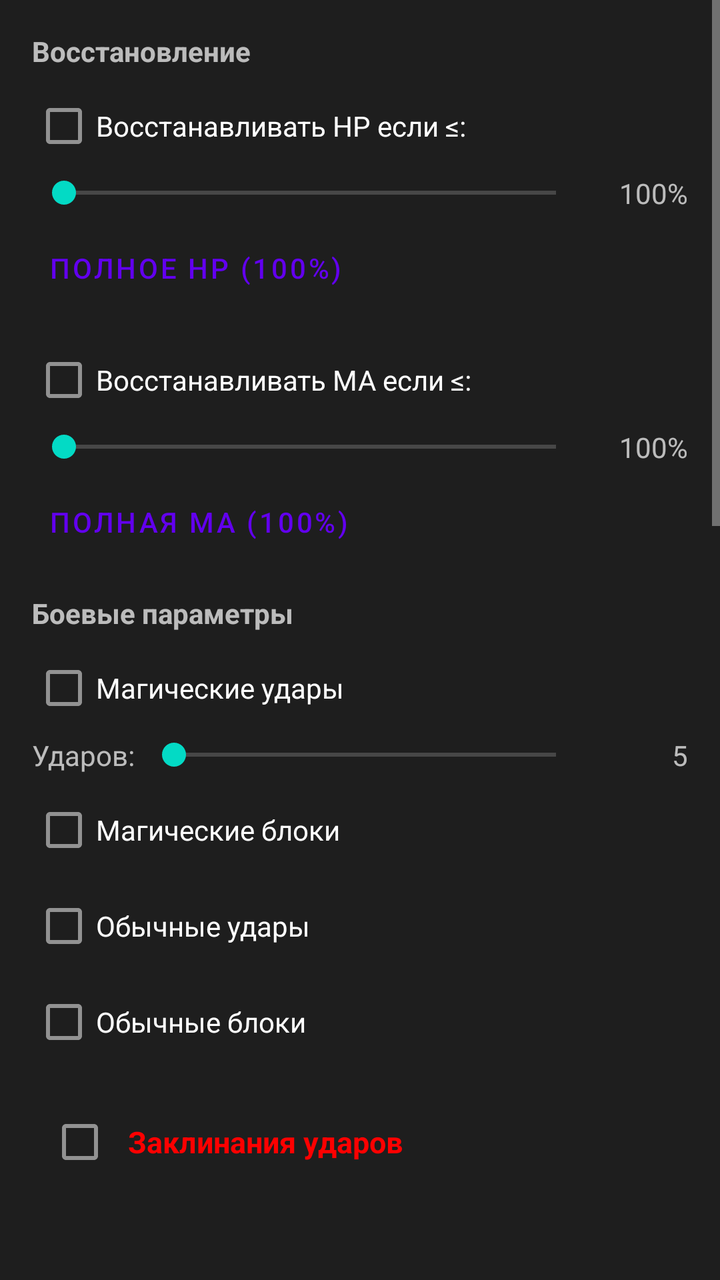
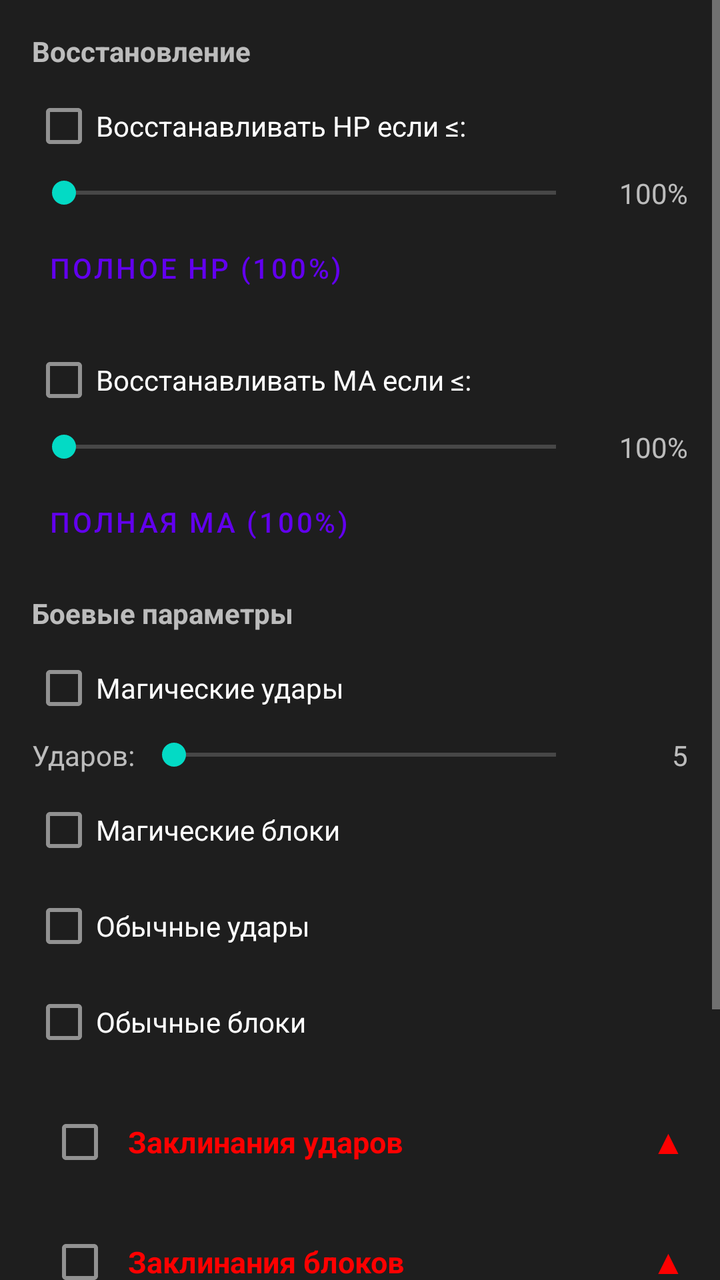

Compare the two renders of this Android layout. The source of the first and the diff that turns it into the second are given below.
<!-- AndroidManifest.xml: application theme Theme.ABClient -->
<!-- res/layout/tab_autoboi_rotation.xml -->
<?xml version="1.0" encoding="utf-8"?>
<ScrollView xmlns:android="http://schemas.android.com/apk/res/android"
    android:layout_width="match_parent"
    android:layout_height="match_parent"
    android:background="@color/ab_autoboi_bg"
    android:theme="@style/ThemeOverlay.MaterialComponents.Dark">

    <LinearLayout
        android:layout_width="match_parent"
        android:layout_height="wrap_content"
        android:orientation="vertical"
        android:padding="16dp">

        
        <TextView
            android:layout_width="match_parent"
            android:layout_height="wrap_content"
            android:text="Восстановление"
            android:textStyle="bold"
            android:layout_marginBottom="4dp" />

        <CheckBox
            android:id="@+id/checkDoRestoreHp"
            android:layout_width="match_parent"
            android:layout_height="wrap_content"
            android:text="Восстанавливать HP если ≤:" />

        <LinearLayout
            android:layout_width="match_parent"
            android:layout_height="wrap_content"
            android:orientation="horizontal"
            android:gravity="center_vertical"
            android:layout_marginBottom="4dp">

            <SeekBar
                android:id="@+id/seekRestoreHp"
                android:layout_width="0dp"
                android:layout_height="wrap_content"
                android:layout_weight="1"
                android:max="100" />

            <TextView
                android:id="@+id/tvRestoreHp"
                android:layout_width="50dp"
                android:layout_height="wrap_content"
                android:gravity="end"
                android:text="100%" />
        </LinearLayout>

        <Button
            android:id="@+id/btnFullHp"
            style="@style/Widget.MaterialComponents.Button.TextButton"
            android:layout_width="wrap_content"
            android:layout_height="wrap_content"
            android:text="Полное HP (100%)"
            android:layout_marginBottom="8dp" />

        <CheckBox
            android:id="@+id/checkDoRestoreMa"
            android:layout_width="match_parent"
            android:layout_height="wrap_content"
            android:text="Восстанавливать MA если ≤:" />

        <LinearLayout
            android:layout_width="match_parent"
            android:layout_height="wrap_content"
            android:orientation="horizontal"
            android:gravity="center_vertical"
            android:layout_marginBottom="4dp">

            <SeekBar
                android:id="@+id/seekRestoreMa"
                android:layout_width="0dp"
                android:layout_height="wrap_content"
                android:layout_weight="1"
                android:max="100" />

            <TextView
                android:id="@+id/tvRestoreMa"
                android:layout_width="50dp"
                android:layout_height="wrap_content"
                android:gravity="end"
                android:text="100%" />
        </LinearLayout>

        <Button
            android:id="@+id/btnFullMa"
            style="@style/Widget.MaterialComponents.Button.TextButton"
            android:layout_width="wrap_content"
            android:layout_height="wrap_content"
            android:text="Полная MA (100%)"
            android:layout_marginBottom="12dp" />

        
        <TextView
            android:layout_width="match_parent"
            android:layout_height="wrap_content"
            android:text="Боевые параметры"
            android:textStyle="bold"
            android:layout_marginBottom="4dp" />

        <CheckBox
            android:id="@+id/checkDoMagHits"
            android:layout_width="match_parent"
            android:layout_height="wrap_content"
            android:text="Магические удары" />

        <LinearLayout
            android:layout_width="match_parent"
            android:layout_height="wrap_content"
            android:orientation="horizontal"
            android:gravity="center_vertical"
            android:layout_marginBottom="4dp">

            <TextView
                android:layout_width="wrap_content"
                android:layout_height="wrap_content"
                android:text="Ударов: " />

            <SeekBar
                android:id="@+id/seekMagHits"
                android:layout_width="0dp"
                android:layout_height="wrap_content"
                android:layout_weight="1"
                android:max="1000" />

            <TextView
                android:id="@+id/tvMagHits"
                android:layout_width="50dp"
                android:layout_height="wrap_content"
                android:gravity="end"
                android:text="5" />
        </LinearLayout>

        <CheckBox
            android:id="@+id/checkDoMagBlocks"
            android:layout_width="match_parent"
            android:layout_height="wrap_content"
            android:text="Магические блоки" />

        <CheckBox
            android:id="@+id/checkDoHits"
            android:layout_width="match_parent"
            android:layout_height="wrap_content"
            android:text="Обычные удары" />

        <CheckBox
            android:id="@+id/checkDoBlocks"
            android:layout_width="match_parent"
            android:layout_height="wrap_content"
            android:text="Обычные блоки"
            android:layout_marginBottom="12dp" />

        
        <LinearLayout
            android:layout_width="match_parent"
            android:layout_height="wrap_content"
            android:orientation="horizontal"
            android:gravity="center_vertical"
            android:layout_marginBottom="4dp">

            <CheckBox
                android:id="@+id/checkDoAbilHits"
                android:layout_width="wrap_content"
                android:layout_height="wrap_content"
                android:text="" />

            <TextView
                android:layout_width="0dp"
                android:layout_height="wrap_content"
                android:layout_weight="1"
                android:text="Заклинания ударов"
                android:textStyle="bold"
                android:textSize="15sp"
                android:textColor="@color/red" />
        </LinearLayout>

        <androidx.recyclerview.widget.RecyclerView
            android:id="@+id/listSpellsHits"
            android:layout_width="match_parent"
            android:layout_height="150dp"
            android:layout_marginBottom="8dp" />

        
        <LinearLayout
            android:layout_width="match_parent"
            android:layout_height="wrap_content"
            android:orientation="horizontal"
            android:gravity="center_vertical"
            android:layout_marginBottom="4dp">

            <CheckBox
                android:id="@+id/checkDoAbilBlocks"
                android:layout_width="wrap_content"
                android:layout_height="wrap_content"
                android:text="" />

            <TextView
                android:layout_width="0dp"
                android:layout_height="wrap_content"
                android:layout_weight="1"
                android:text="Заклинания блоков"
                android:textStyle="bold"
                android:textSize="15sp"
                android:textColor="@color/red" />
        </LinearLayout>

        <androidx.recyclerview.widget.RecyclerView
            android:id="@+id/listSpellsBlocks"
            android:layout_width="match_parent"
            android:layout_height="150dp"
            android:layout_marginBottom="8dp" />

        
        <LinearLayout
            android:layout_width="match_parent"
            android:layout_height="wrap_content"
            android:orientation="horizontal"
            android:gravity="center_vertical"
            android:layout_marginBottom="4dp">

            <CheckBox
                android:id="@+id/checkDoMiscAbils"
                android:layout_width="wrap_content"
                android:layout_height="wrap_content"
                android:text="" />

            <TextView
                android:layout_width="0dp"
                android:layout_height="wrap_content"
                android:layout_weight="1"
                android:text="Прочие заклинания"
                android:textStyle="bold"
                android:textSize="15sp"
                android:textColor="@color/red" />
        </LinearLayout>

        <androidx.recyclerview.widget.RecyclerView
            android:id="@+id/listSpellsMisc"
            android:layout_width="match_parent"
            android:layout_height="150dp"
            android:layout_marginBottom="8dp" />

        
        <TextView
            android:layout_width="match_parent"
            android:layout_height="wrap_content"
            android:text="Заклинания восст. HP"
            android:textStyle="bold"
            android:textSize="15sp"
            android:textColor="@color/red"
            android:layout_marginBottom="4dp" />

        <androidx.recyclerview.widget.RecyclerView
            android:id="@+id/listSpellsRestoreHp"
            android:layout_width="match_parent"
            android:layout_height="150dp"
            android:layout_marginBottom="8dp" />

        
        <TextView
            android:layout_width="match_parent"
            android:layout_height="wrap_content"
            android:text="Заклинания восст. MA"
            android:textStyle="bold"
            android:textSize="15sp"
            android:textColor="@color/red"
            android:layout_marginBottom="4dp" />

        <androidx.recyclerview.widget.RecyclerView
            android:id="@+id/listSpellsRestoreMa"
            android:layout_width="match_parent"
            android:layout_height="150dp"
            android:layout_marginBottom="8dp" />

    </LinearLayout>

</ScrollView>
<!-- resources referenced by this layout -->
<resources>
  <color name="ab_autoboi_bg">#1E1E1E</color>
  <color name="red">#FF0000</color>
  <style name="Theme.ABClient" parent="Theme.MaterialComponents.DayNight.DarkActionBar">
          
          <item name="colorPrimary">@color/purple_500</item>
          <item name="colorPrimaryVariant">@color/purple_700</item>
          <item name="colorOnPrimary">@color/white</item>
          
          <item name="colorSecondary">@color/teal_200</item>
          <item name="colorSecondaryVariant">@color/teal_700</item>
          <item name="colorOnSecondary">@color/black</item>
          
          <item name="android:statusBarColor" tools:targetApi="l">?attr/colorPrimaryVariant</item>
          
      </style>
  <color name="purple_500">#FF6200EE</color>
  <color name="purple_700">#FF3700B3</color>
  <color name="white">#FFFFFFFF</color>
  <color name="teal_200">#FF03DAC5</color>
  <color name="teal_700">#FF018786</color>
  <color name="black">#FF000000</color>
</resources>

<!-- the commit's change to res/layout/tab_autoboi_rotation.xml (unified diff, before → after) -->
@@ -153,6 +153,7 @@
 
         
         <LinearLayout
+            android:id="@+id/headerSpellsHits"
             android:layout_width="match_parent"
             android:layout_height="wrap_content"
             android:orientation="horizontal"
@@ -173,16 +174,28 @@
                 android:textStyle="bold"
                 android:textSize="15sp"
                 android:textColor="@color/red" />
+
+            <TextView
+                android:id="@+id/tvArrowSpellsHits"
+                android:layout_width="wrap_content"
+                android:layout_height="wrap_content"
+                android:text="▲"
+                android:textSize="16sp"
+                android:textStyle="bold"
+                android:textColor="@color/red"
+                android:paddingStart="6dp"
+                android:paddingEnd="2dp" />
         </LinearLayout>
 
         <androidx.recyclerview.widget.RecyclerView
             android:id="@+id/listSpellsHits"
             android:layout_width="match_parent"
-            android:layout_height="150dp"
-            android:layout_marginBottom="8dp" />
-
-        
-        <LinearLayout
+            android:layout_height="wrap_content"
+            android:layout_marginBottom="8dp" />
+
+        
+        <LinearLayout
+            android:id="@+id/headerSpellsBlocks"
             android:layout_width="match_parent"
             android:layout_height="wrap_content"
             android:orientation="horizontal"
@@ -203,16 +216,28 @@
                 android:textStyle="bold"
                 android:textSize="15sp"
                 android:textColor="@color/red" />
+
+            <TextView
+                android:id="@+id/tvArrowSpellsBlocks"
+                android:layout_width="wrap_content"
+                android:layout_height="wrap_content"
+                android:text="▲"
+                android:textSize="16sp"
+                android:textStyle="bold"
+                android:textColor="@color/red"
+                android:paddingStart="6dp"
+                android:paddingEnd="2dp" />
         </LinearLayout>
 
         <androidx.recyclerview.widget.RecyclerView
             android:id="@+id/listSpellsBlocks"
             android:layout_width="match_parent"
-            android:layout_height="150dp"
-            android:layout_marginBottom="8dp" />
-
-        
-        <LinearLayout
+            android:layout_height="wrap_content"
+            android:layout_marginBottom="8dp" />
+
+        
+        <LinearLayout
+            android:id="@+id/headerSpellsMisc"
             android:layout_width="match_parent"
             android:layout_height="wrap_content"
             android:orientation="horizontal"
@@ -233,44 +258,95 @@
                 android:textStyle="bold"
                 android:textSize="15sp"
                 android:textColor="@color/red" />
+
+            <TextView
+                android:id="@+id/tvArrowSpellsMisc"
+                android:layout_width="wrap_content"
+                android:layout_height="wrap_content"
+                android:text="▲"
+                android:textSize="16sp"
+                android:textStyle="bold"
+                android:textColor="@color/red"
+                android:paddingStart="6dp"
+                android:paddingEnd="2dp" />
         </LinearLayout>
 
         <androidx.recyclerview.widget.RecyclerView
             android:id="@+id/listSpellsMisc"
             android:layout_width="match_parent"
-            android:layout_height="150dp"
-            android:layout_marginBottom="8dp" />
-
-        
-        <TextView
-            android:layout_width="match_parent"
-            android:layout_height="wrap_content"
-            android:text="Заклинания восст. HP"
-            android:textStyle="bold"
-            android:textSize="15sp"
-            android:textColor="@color/red"
-            android:layout_marginBottom="4dp" />
+            android:layout_height="wrap_content"
+            android:layout_marginBottom="8dp" />
+
+        
+        <LinearLayout
+            android:id="@+id/headerSpellsRestoreHp"
+            android:layout_width="match_parent"
+            android:layout_height="wrap_content"
+            android:orientation="horizontal"
+            android:gravity="center_vertical"
+            android:layout_marginBottom="4dp">
+
+            <TextView
+                android:layout_width="0dp"
+                android:layout_height="wrap_content"
+                android:layout_weight="1"
+                android:text="Заклинания восст. HP"
+                android:textStyle="bold"
+                android:textSize="15sp"
+                android:textColor="@color/red" />
+
+            <TextView
+                android:id="@+id/tvArrowSpellsRestoreHp"
+                android:layout_width="wrap_content"
+                android:layout_height="wrap_content"
+                android:text="▲"
+                android:textSize="16sp"
+                android:textStyle="bold"
+                android:textColor="@color/red"
+                android:paddingStart="6dp"
+                android:paddingEnd="2dp" />
+        </LinearLayout>
 
         <androidx.recyclerview.widget.RecyclerView
             android:id="@+id/listSpellsRestoreHp"
             android:layout_width="match_parent"
-            android:layout_height="150dp"
-            android:layout_marginBottom="8dp" />
-
-        
-        <TextView
-            android:layout_width="match_parent"
-            android:layout_height="wrap_content"
-            android:text="Заклинания восст. MA"
-            android:textStyle="bold"
-            android:textSize="15sp"
-            android:textColor="@color/red"
-            android:layout_marginBottom="4dp" />
+            android:layout_height="wrap_content"
+            android:layout_marginBottom="8dp" />
+
+        
+        <LinearLayout
+            android:id="@+id/headerSpellsRestoreMa"
+            android:layout_width="match_parent"
+            android:layout_height="wrap_content"
+            android:orientation="horizontal"
+            android:gravity="center_vertical"
+            android:layout_marginBottom="4dp">
+
+            <TextView
+                android:layout_width="0dp"
+                android:layout_height="wrap_content"
+                android:layout_weight="1"
+                android:text="Заклинания восст. MA"
+                android:textStyle="bold"
+                android:textSize="15sp"
+                android:textColor="@color/red" />
+
+            <TextView
+                android:id="@+id/tvArrowSpellsRestoreMa"
+                android:layout_width="wrap_content"
+                android:layout_height="wrap_content"
+                android:text="▲"
+                android:textSize="16sp"
+                android:textStyle="bold"
+                android:textColor="@color/red"
+                android:paddingStart="6dp"
+                android:paddingEnd="2dp" />
+        </LinearLayout>
 
         <androidx.recyclerview.widget.RecyclerView
             android:id="@+id/listSpellsRestoreMa"
             android:layout_width="match_parent"
-            android:layout_height="150dp"
+            android:layout_height="wrap_content"
             android:layout_marginBottom="8dp" />
 
     </LinearLayout>
